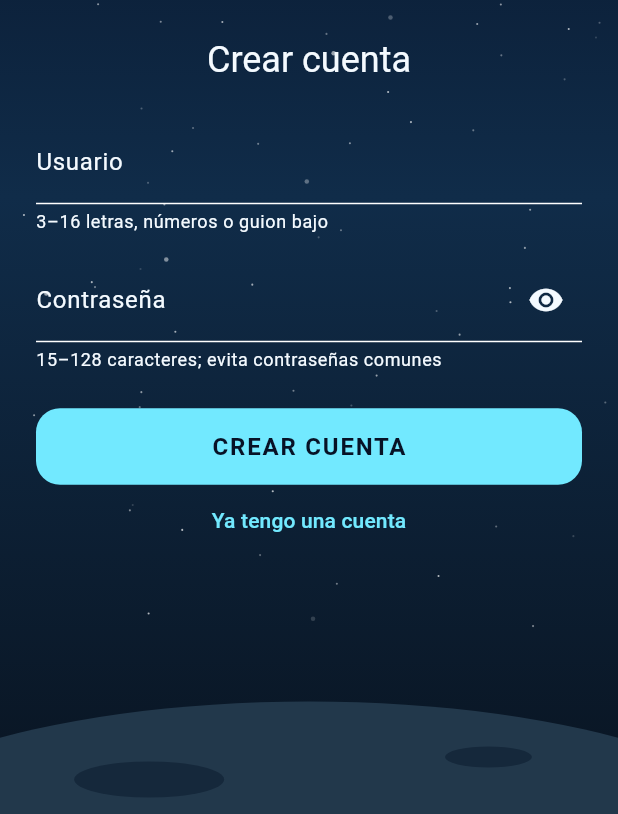
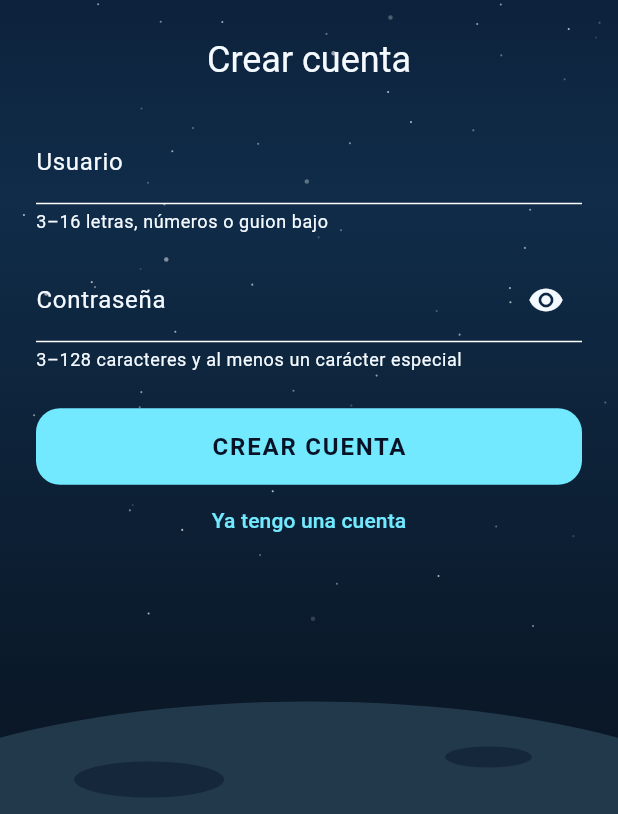
Before and after one commit to PapiElmo777/brilliant_game, a Flutter app: the screen it shows after launch, after a tap on "INICIAR SESIÓN", after a tap on "Crear una cuenta", on a phone screen of 412 x 824 dp, the part 422-1236 px from its top. Run offline on Flutter 3.47's test engine with Material 3 defaults, Android fonts, the phone set to English and light mode, and no system bars; our stand-ins replace bloc, flutter_bloc, video_player.

Commit message:
Actualizar registro a contraseñas de tres caracteres y un símbolo

```diff
--- a/lib/auth/auth_repository.dart
+++ b/lib/auth/auth_repository.dart
@@ -45,7 +45,7 @@ class AuthFailure implements Exception {
     'CURRENT_PASSWORD_INVALID' => 'La contraseña actual es incorrecta.',
     'USERNAME_UNAVAILABLE' => 'Ese nombre de usuario ya está ocupado.',
     'VALIDATION_ERROR' =>
-      'Revisa los datos. La contraseña debe tener entre 15 y 128 caracteres y no ser una contraseña común.',
+      'Revisa los datos. Para crear cuenta, usa de 3 a 128 caracteres, al menos uno especial, y evita contraseñas comunes.',
     'RATE_LIMITED' =>
       'Demasiados intentos. Espera antes de volver a intentarlo.',
     'NETWORK_ERROR' =>
--- a/lib/presentation/pages/acceso_page.dart
+++ b/lib/presentation/pages/acceso_page.dart
@@ -93,7 +93,7 @@ class _AccesoPageState extends State<AccesoPage> {
                           decoration: InputDecoration(
                             labelText: 'Contraseña',
                             helperText: _register
-                                ? '15–128 caracteres; evita contraseñas comunes'
+                                ? '3–128 caracteres y al menos un carácter especial'
                                 : null,
                             suffixIcon: IconButton(
                               tooltip: _visible
@@ -111,10 +111,19 @@ class _AccesoPageState extends State<AccesoPage> {
                           textInputAction: TextInputAction.done,
                           onFieldSubmitted: enabled ? (_) => _submit() : null,
                           validator: (value) {
-                            final length = (value ?? '').runes.length;
-                            return length >= 15 && length <= 128
-                                ? null
-                                : 'Usa entre 15 y 128 caracteres.';
+                            final password = value ?? '';
+                            final length = password.runes.length;
+                            if (length < 3 || length > 128) {
+                              return 'Usa entre 3 y 128 caracteres.';
+                            }
+                            if (_register &&
+                                !RegExp(
+                                  r'[\p{P}\p{S}]',
+                                  unicode: true,
+                                ).hasMatch(password)) {
+                              return 'Incluye al menos un carácter especial, como !, @ o #.';
+                            }
+                            return null;
                           },
                         ),
                         if (state.error != null)
```
Also changed, not shown: 4 other files.
